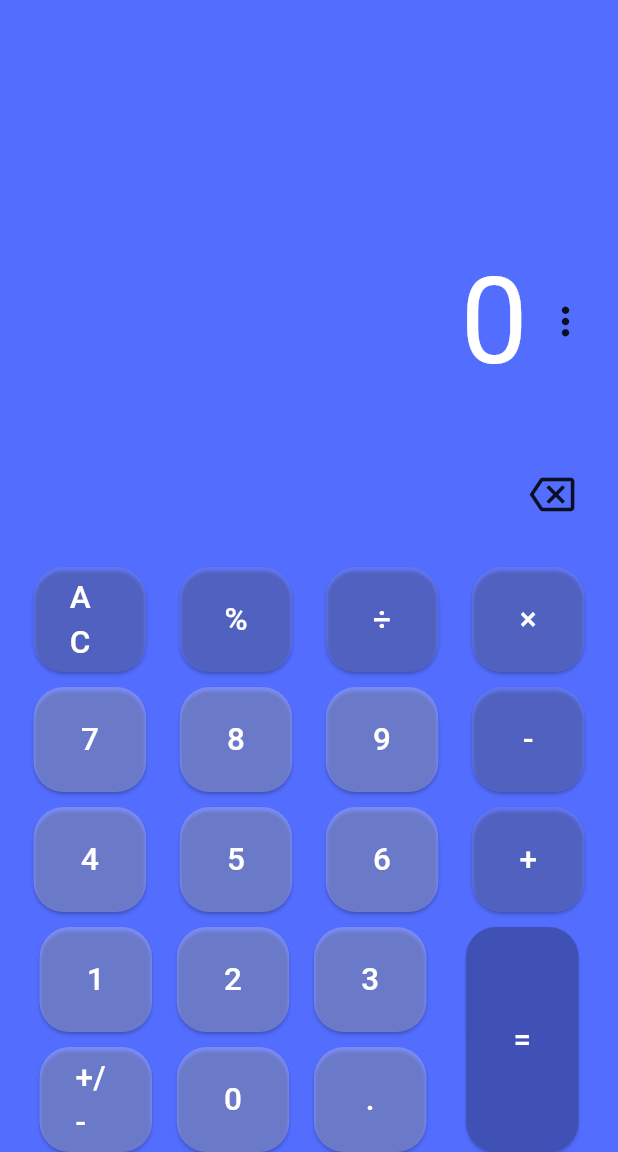
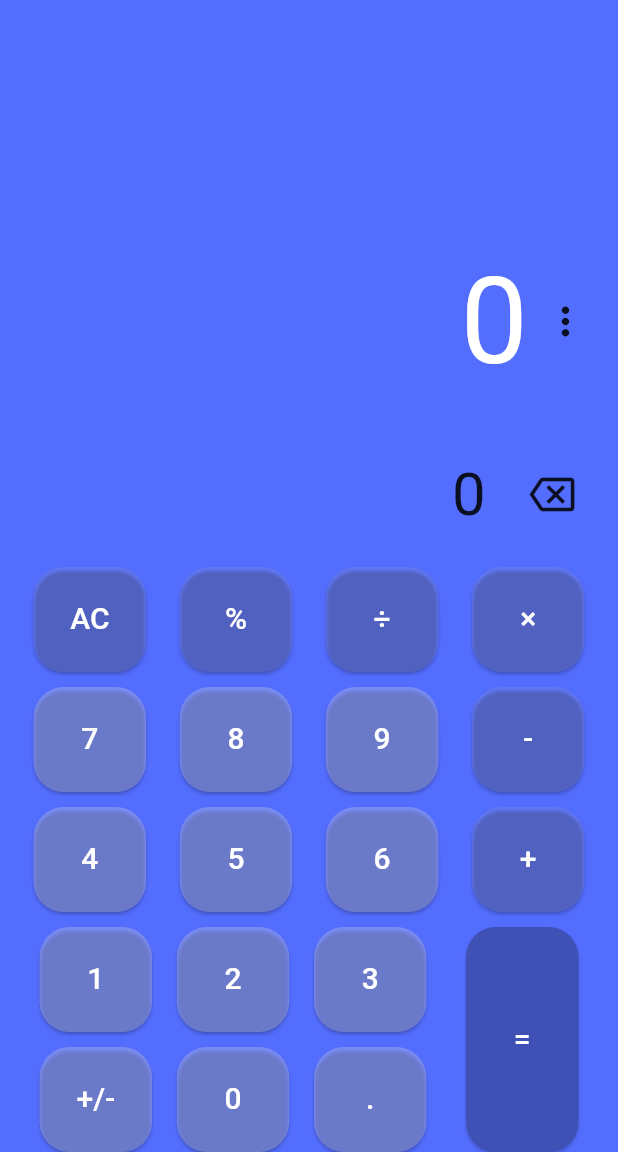
Before and after one commit to elis-li/calculator, a Flutter app: the screen it shows after launch, after a tap on the "backspace" icon, on a phone screen of 412 x 824 dp, the part 84-1236 px from its top. Run offline on Flutter 3.47's test engine with Material 3 defaults, Android fonts, the phone set to English and light mode, and no system bars; our stand-ins replace math_expressions.

Commit message:
it is done

```diff
--- a/lib/CalculatorApp/calcButton.dart
+++ b/lib/CalculatorApp/calcButton.dart
@@ -13,7 +13,7 @@ Widget calcButton(
           borderRadius: BorderRadius.all(Radius.circular(20))),
         backgroundColor: buttonColor),
       child: Text(buttonText,
-        style: const TextStyle(fontSize: 21, color: Colors.white),
+        style: const TextStyle(fontSize: 20, color: Colors.white),
       ),
     ),
   );
--- a/lib/CalculatorApp/CalculatorApp.dart
+++ b/lib/CalculatorApp/calculator_app.dart
@@ -1,4 +1,5 @@
 import 'package:flutter/material.dart';
+import 'package:math_expressions/math_expressions.dart';
 
 import 'calcButton.dart';
 
@@ -16,14 +17,65 @@ class _CalculatorViewState extends State<CalculatorView> {
   double equationFontSize = 38.0;
   double resultFontSize = 48.0;
 
+  // Helper function to remove decimal if not needed
+  String doesContainDecimal(dynamic result) {
+    if (result.toString().contains('.')) {
+      List<String> splitDecimal = result.toString().split('.');
+      if (!(int.parse(splitDecimal[1]) > 0)) {
+        return splitDecimal[0];
+      }
+    }
+    return result;
+  }
+
   buttonPressed(String buttonText) {
     setState(() {
-      if (buttonText == '⌫') {
+      if (buttonText == 'AC') {
+        equation = '0';
+        result = '0';
+      } else if (buttonText == '⌫') {
         if (equation.isNotEmpty) {
           equation = equation.substring(0, equation.length - 1);
+          if (equation == '') {
+            equation = '0';
+          }
+        }
+      } else if (buttonText == '+/-') {
+        if (equation[0] != '-') {
+          equation = '-$equation';
+        } else {
+          equation = equation.substring(1);
+        }
+      } else if (buttonText == '=') {
+        expression = equation;
+        expression = expression.replaceAll('×', '*');
+        expression = expression.replaceAll('÷', '/');
+
+        try {
+          Parser p = Parser();
+          Expression exp = p.parse(expression);
+
+          ContextModel cm = ContextModel();
+          result = '${exp.evaluate(EvaluationType.REAL, cm)}';
+          result = doesContainDecimal(result);
+        } catch (e) {
+          result = 'Error';
+        }
+      } else if (buttonText == '%') {
+        // Handle percentage calculation
+        expression = equation;
+        try {
+          double percentage = double.parse(expression) / 100;
+          result = doesContainDecimal(percentage);
+        } catch (e) {
+          result = 'Error';
         }
       } else {
-        equation += buttonText;
+        if (equation == '0') {
+          equation = buttonText;
+        } else {
+          equation += buttonText;
+        }
       }
     });
   }
@@ -56,32 +108,33 @@ class _CalculatorViewState extends State<CalculatorView> {
                     mainAxisAlignment: MainAxisAlignment.end,
                     children: <Widget>[
                       Padding(
-                          padding: EdgeInsets.all(10.0),
+                          padding: const EdgeInsets.all(10.0),
                           child: Text(result,
                               textAlign: TextAlign.left,
-                              style: TextStyle(
+                              style: const TextStyle(
                                   color: Colors.white, fontSize: 80))),
-                      Icon(Icons.more_vert, color: Colors.black87, size: 30),
-                      SizedBox(width: 20),
+                      const Icon(Icons.more_vert,
+                          color: Colors.black87, size: 30),
+                      const SizedBox(width: 20),
                     ],
                   ),
                   Row(
                     mainAxisAlignment: MainAxisAlignment.end,
                     children: [
                       Padding(
-                        padding: EdgeInsets.all(20),
+                        padding: const EdgeInsets.all(20),
                         child: Text(equation,
-                            style:
-                                TextStyle(fontSize: 40, color: Colors.black87)),
+                            style: const TextStyle(
+                                fontSize: 40, color: Colors.black87)),
                       ),
                       IconButton(
-                        icon: Icon(Icons.backspace_outlined,
+                        icon: const Icon(Icons.backspace_outlined,
                             color: Colors.black87, size: 30),
                         onPressed: () {
                           buttonPressed('⌫');
                         },
                       ),
-                      SizedBox(width: 20),
+                      const SizedBox(width: 20),
                     ],
                   )
                 ],
@@ -97,7 +150,7 @@ class _CalculatorViewState extends State<CalculatorView> {
               calcButton('×', Colors.white10, () => buttonPressed('×')),
             ],
           ),
-          SizedBox(height: 10),
+          const SizedBox(height: 10),
           Row(
             mainAxisAlignment: MainAxisAlignment.spaceEvenly,
             children: [
@@ -107,7 +160,7 @@ class _CalculatorViewState extends State<CalculatorView> {
               calcButton('-', Colors.white10, () => buttonPressed('-')),
             ],
           ),
-          SizedBox(height: 10),
+          const SizedBox(height: 10),
           Row(
             mainAxisAlignment: MainAxisAlignment.spaceEvenly,
             children: [
@@ -117,7 +170,7 @@ class _CalculatorViewState extends State<CalculatorView> {
               calcButton('+', Colors.white10, () => buttonPressed('+')),
             ],
           ),
-          SizedBox(height: 10),
+          const SizedBox(height: 10),
           Row(
             mainAxisAlignment: MainAxisAlignment.spaceEvenly,
             children: [
@@ -132,7 +185,7 @@ class _CalculatorViewState extends State<CalculatorView> {
                       calcButton('3', Colors.white24, () => buttonPressed('3')),
                     ],
                   ),
-                  SizedBox(height: 10),
+                  const SizedBox(height: 10),
                   Row(
                     mainAxisAlignment: MainAxisAlignment.spaceEvenly,
                     children: [
--- a/lib/main.dart
+++ b/lib/main.dart
@@ -1,4 +1,4 @@
-import 'package:calculator/CalculatorApp/CalculatorApp.dart';
+import 'package:calculator/CalculatorApp/calculator_app.dart';
 import 'package:flutter/material.dart';
 
 import 'calculator/start_page.dart';
```
